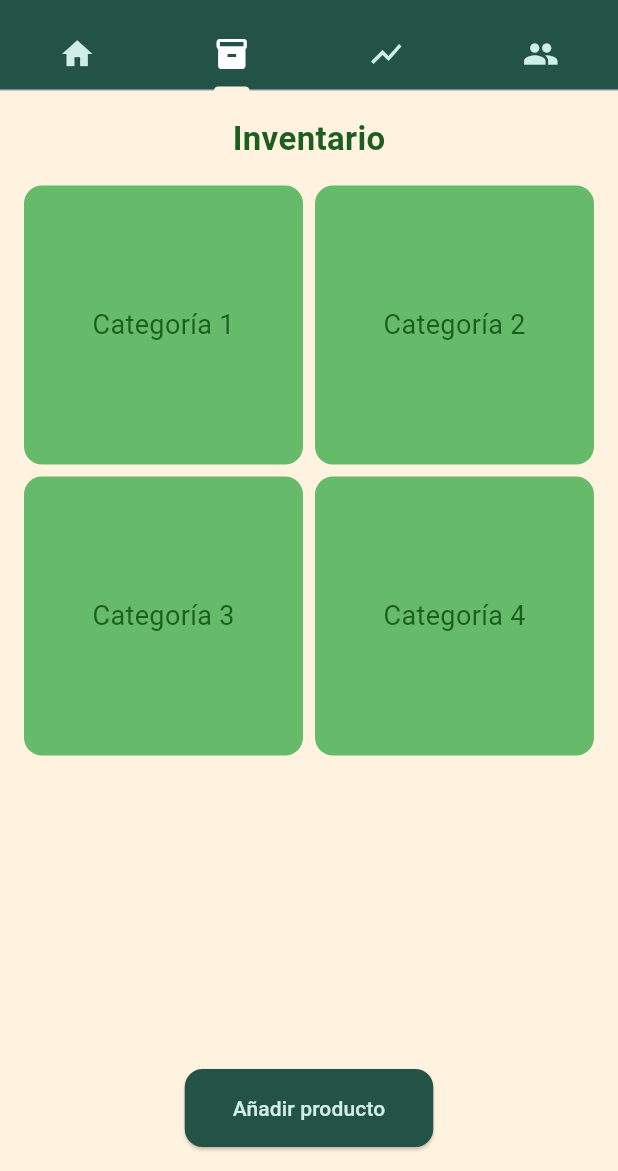
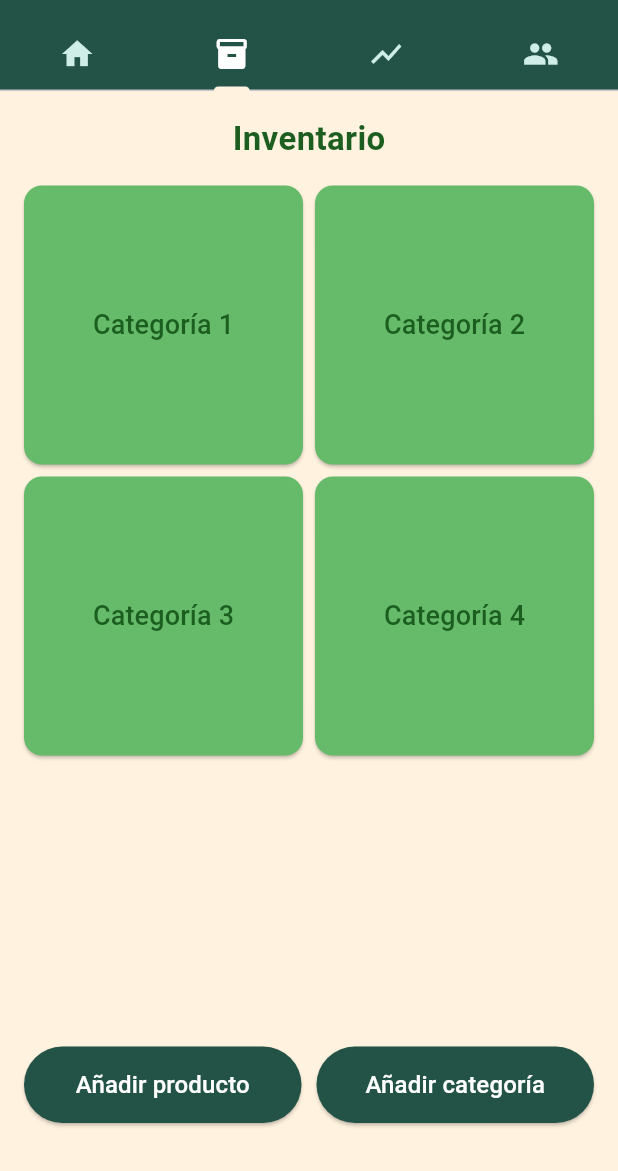
Before and after one commit to MCarra64/control_verde, a Flutter app: the HomeScreen screen opened directly, tab 2 chosen, on a phone screen of 412 x 824 dp, the part 65-1236 px from its top. Run offline on Flutter 3.47's test engine with Material 3 defaults, Android fonts, the phone set to English and light mode, and no system bars.

Commit message:
Paginas de inventario
Añadi 3 pantallas en la pestaña de inventario.

```diff
--- a/lib/screens/home_screen.dart
+++ b/lib/screens/home_screen.dart
@@ -13,6 +13,10 @@ class HomeScreen extends StatefulWidget {
 
 class _HomeScreenState extends State<HomeScreen> with SingleTickerProviderStateMixin {
   late TabController _tabController;
+
+  // Simulación de permisos cargados desde backend (esto lo asignas al iniciar sesión)
+  bool canAddSale = true;       // Simula el permiso de añadir venta
+  bool canAddInventory = false; // Simula el permiso de añadir inventario
 
   @override
   void initState() {
@@ -48,14 +52,122 @@ class _HomeScreenState extends State<HomeScreen> with SingleTickerProviderStateM
       ),
       body: TabBarView(
         controller: _tabController,
-        children: const [
-          Center(child: Text('Inicio', style: TextStyle(fontSize: 18))),
-          InventoryScreen(),
-          SummaryScreen(),
-          StaffScreen(),
+        children: [
+          _buildInicioTab(),
+          const InventoryScreen(),
+          const SummaryScreen(),
+          const StaffScreen(),
         ],
       ),
       backgroundColor: AppStyles.lightBackground,
     );
   }
+
+  Widget _buildInicioTab() {
+    return Stack(
+      children: [
+        Column(
+          children: [
+            // Mensaje temporal
+            Container(
+              width: double.infinity,
+              color: Colors.green[100],
+              padding: const EdgeInsets.all(8.0),
+              margin: const EdgeInsets.all(8.0),
+              child: const Text(
+                'Mensaje temporal',
+                style: TextStyle(fontSize: 16),
+              ),
+            ),
+
+            // Lista de ventas / inventario
+            Expanded(
+              child: ListView(
+                padding: const EdgeInsets.symmetric(horizontal: 8.0),
+                children: [
+                  _buildListItem(Icons.shopping_cart, 'Venta', 'Descripción de la venta'),
+                  _buildListItem(Icons.inventory, 'Inventario Agregado', 'Descripción del inventario agregado'),
+                  _buildListItem(Icons.shopping_cart, 'Venta', 'Descripción de la venta'),
+                  _buildListItem(Icons.inventory, 'Inventario Agregado', 'Descripción del inventario agregado'),
+
+                ],
+              ),
+            ),
+          ],
+        ),
+        _buildBotonesSegunPermiso()
+      ],
+    );
+  }
+
+  Widget _buildBotonesSegunPermiso() {
+    List<Widget> botones = [];
+
+    if (canAddSale) {
+      botones.add(
+        Expanded(
+          child: ElevatedButton(
+            style: ElevatedButton.styleFrom(
+              backgroundColor: AppStyles.primaryGreen,
+              padding: const EdgeInsets.symmetric(vertical: 14.0),
+            ),
+            onPressed: () {
+              // Acción para añadir venta
+            },
+            child: const Text(
+              'Añadir venta',
+              style: TextStyle(fontSize: 16, color: Colors.white),
+            ),
+          ),
+        ),
+      );
+    }
+
+    if (canAddInventory) {
+      if (botones.isNotEmpty) {
+        botones.add(const SizedBox(width: 10)); // Espaciador si hay ambos
+      }
+      botones.add(
+        Expanded(
+          child: ElevatedButton(
+            style: ElevatedButton.styleFrom(
+              backgroundColor: AppStyles.primaryGreen,
+              padding: const EdgeInsets.symmetric(vertical: 14.0),
+            ),
+            onPressed: () {
+              // Acción para añadir inventario
+            },
+            child: const Text(
+              'Añadir inventario',
+              style: TextStyle(fontSize: 16, color: Colors.white),
+            ),
+          ),
+        ),
+      );
+    }
+
+    if (botones.isEmpty) {
+      return const SizedBox(); // No muestra nada si no hay permisos
+    }
+
+    return Positioned(
+      bottom: 32,
+      left: 16,
+      right: 16,
+      child: Row(
+        children: botones,
+      ),
+    );
+  }
+
+  Widget _buildListItem(IconData icon, String title, String subtitle) {
+    return Card(
+      margin: const EdgeInsets.symmetric(vertical: 4.0),
+      child: ListTile(
+        leading: Icon(icon, color: AppStyles.primaryGreen),
+        title: Text(title),
+        subtitle: Text(subtitle),
+      ),
+    );
+  }
 }
--- a/lib/screens/inventory_screen.dart
+++ b/lib/screens/inventory_screen.dart
@@ -1,16 +1,26 @@
 import 'package:flutter/material.dart';
 import '../utils/app_styles.dart';
+import 'category_detail_screen.dart';  // Importa la nueva pantalla
 
 class InventoryScreen extends StatelessWidget {
   const InventoryScreen({super.key});
 
   @override
   Widget build(BuildContext context) {
-    return Padding(
+    return Stack(
+      children: [
+        Padding(
           padding: const EdgeInsets.all(16.0),
           child: Column(
             children: [
-          const Text('Inventario', style: TextStyle(fontSize: 22, fontWeight: FontWeight.bold, color: AppStyles.textDark)),
+              const Text(
+                'Inventario',
+                style: TextStyle(
+                  fontSize: 22,
+                  fontWeight: FontWeight.bold,
+                  color: AppStyles.textDark,
+                ),
+              ),
               const SizedBox(height: 16),
               Expanded(
                 child: GridView.count(
@@ -18,28 +28,80 @@ class InventoryScreen extends StatelessWidget {
                   crossAxisSpacing: 8,
                   mainAxisSpacing: 8,
                   children: List.generate(4, (index) {
-                return Container(
-                  decoration: BoxDecoration(
-                    color: AppStyles.accentGreen,
+                    return ElevatedButton(
+                      style: ElevatedButton.styleFrom(
+                        backgroundColor: AppStyles.accentGreen,
+                        shape: RoundedRectangleBorder(
                           borderRadius: BorderRadius.circular(12),
                         ),
-                  child: Center(
+                      ),
+                      onPressed: () {
+                        // Navega a la pantalla de detalle con el nombre de la categoría
+                        Navigator.push(
+                          context,
+                          MaterialPageRoute(
+                            builder: (_) => CategoryDetailScreen(
+                              categoryName: 'Categoría ${index + 1}',
+                            ),
+                          ),
+                        );
+                      },
                       child: Text(
                         'Categoría ${index + 1}',
-                      style: const TextStyle(fontSize: 18, color: AppStyles.textDark),
+                        style: const TextStyle(
+                          fontSize: 18,
+                          color: AppStyles.textDark,
                         ),
                       ),
                     );
                   }),
                 ),
               ),
-          ElevatedButton(
-            style: AppStyles.elevatedButtonStyle,
-            onPressed: () {},
-            child: const Text('Añadir producto'),
+              const SizedBox(height: 80), // Espacio para los botones inferiores
+            ],
+          ),
+        ),
+        Positioned(
+          bottom: 32,
+          left: 16,
+          right: 16,
+          child: Row(
+            children: [
+              Expanded(
+                child: ElevatedButton(
+                  style: ElevatedButton.styleFrom(
+                    backgroundColor: AppStyles.primaryGreen,
+                    padding: const EdgeInsets.symmetric(vertical: 14.0),
+                  ),
+                  onPressed: () {
+                    // Acción para añadir producto
+                  },
+                  child: const Text(
+                    'Añadir producto',
+                    style: TextStyle(fontSize: 16, color: Colors.white),
+                  ),
+                ),
+              ),
+              const SizedBox(width: 10),
+              Expanded(
+                child: ElevatedButton(
+                  style: ElevatedButton.styleFrom(
+                    backgroundColor: AppStyles.primaryGreen,
+                    padding: const EdgeInsets.symmetric(vertical: 14.0),
+                  ),
+                  onPressed: () {
+                    // Acción para añadir categoría
+                  },
+                  child: const Text(
+                    'Añadir categoría',
+                    style: TextStyle(fontSize: 16, color: Colors.white),
+                  ),
+                ),
               ),
             ],
           ),
+        ),
+      ],
     );
   }
 }
--- a/lib/screens/staff_screen.dart
+++ b/lib/screens/staff_screen.dart
@@ -14,7 +14,7 @@ class StaffScreen extends StatelessWidget {
           const SizedBox(height: 16),
           Expanded(
             child: ListView.builder(
-              itemCount: 6, //placeholder mientas se integra con la base de datos
+              itemCount: 5, //placeholder mientas se integra con la base de datos
               itemBuilder: (context, index) => Card(
                 color: AppStyles.cardBackground,
                 child: ListTile(
--- a/lib/utils/app_styles.dart
+++ b/lib/utils/app_styles.dart
@@ -7,6 +7,7 @@ class AppStyles {
   static const Color cardBackground = Color(0xFFFFFFFF);
   static const Color textDark = Color(0xFF1B5E20);
   static const Color textLight = Color.fromARGB(255,208,238,232);
+  static const Color greenBackground = Color(0xFFC8E6C9);
 
   static final ButtonStyle elevatedButtonStyle = ElevatedButton.styleFrom(
     backgroundColor: primaryGreen,
```
Also changed, not shown: lib/screens/category_detail_screen.dart (added, +56 -0 lines), lib/screens/product_detail_screen.dart (added, +117 -0 lines), lib/screens/tag_management_screen.dart (added, +173 -0 lines). Lines whose indentation alone changed are shown as unchanged.
